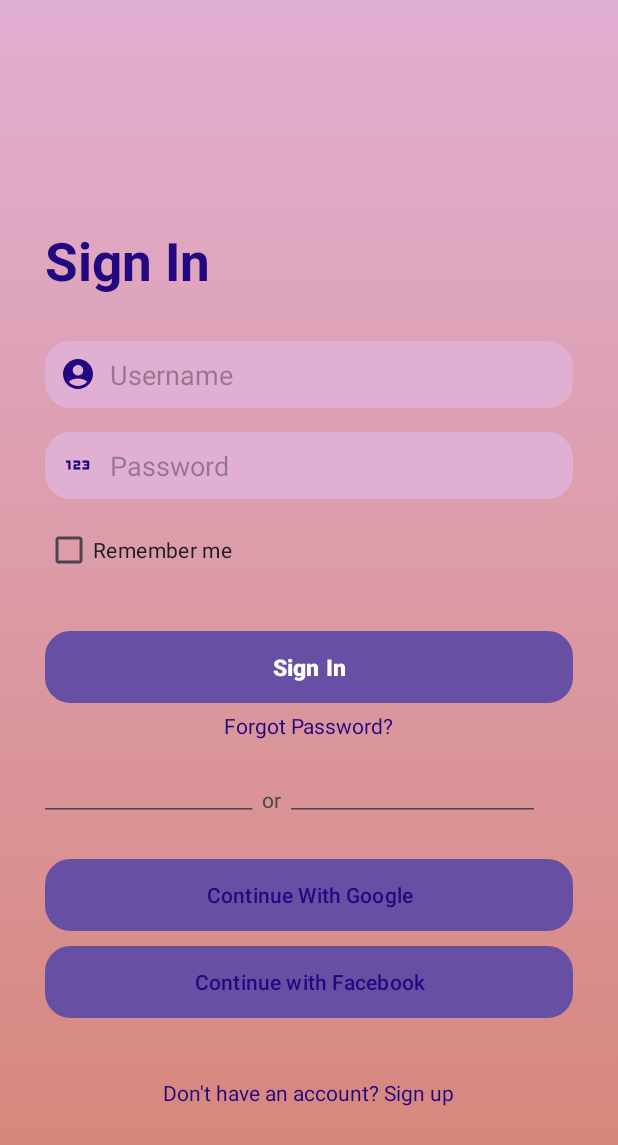
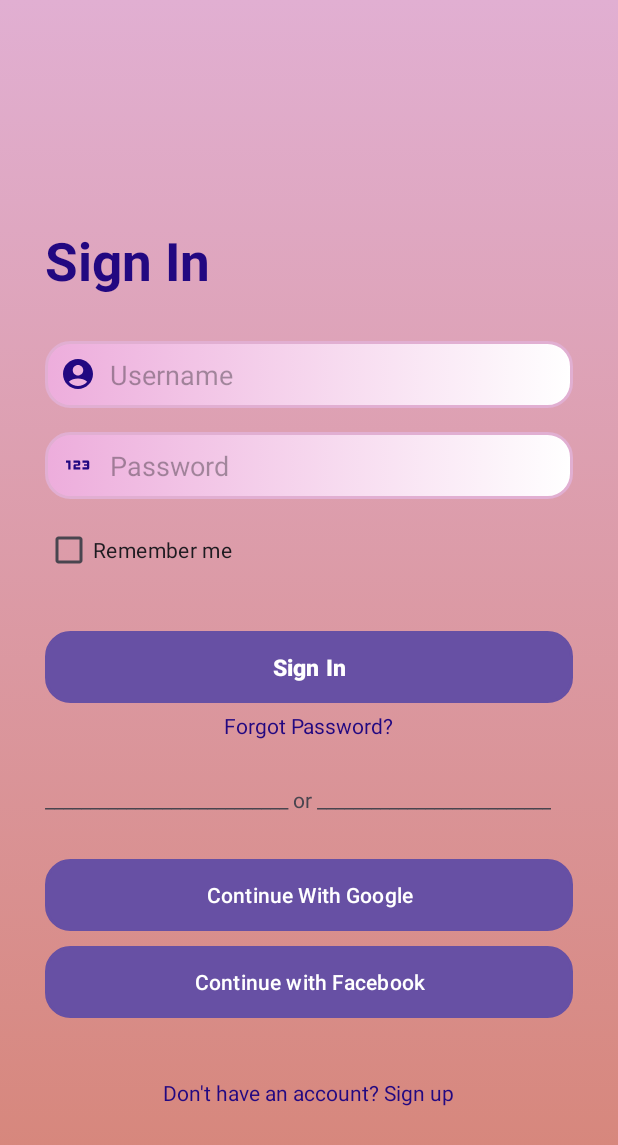
Before and after one commit to Sakshi831/ChatApp, an Android app: the screen it shows after launch (LoginActivity), on a phone screen of 412 x 824 dp. Shown: the top 1145 px of the screen. Run offline under Robolectric (Android 15) with nearby library versions, the phone set to English and light mode, and no system bars.

Commit message:
Design Edittext

```diff
--- a/app/src/main/java/com/example/chatapp/RegisterActivity.java
+++ b/app/src/main/java/com/example/chatapp/RegisterActivity.java
@@ -37,7 +37,7 @@ public class RegisterActivity extends AppCompatActivity {
                 }
                 else if (e2.getText().toString().length()<6)
                 {
-                    e2.setError("Password must be greater than 5 letters");
+                    e2.setError("Password must be greater than 5 character");
                 } else if ((e3.getText().toString().isEmpty())) {
                     e3.setError("Please confirm Password");
                 }
@@ -48,7 +48,7 @@ public class RegisterActivity extends AppCompatActivity {
                     e4.setError("Please Enter the Mobile No");
 
                 } else if (e4.getText().toString().length()<10 || e4.getText().toString().length()>10) {
-                    e4.setError("Mobile no mast be 10 digits");
+                    e4.setError("Mobile no must be 10 digits");
 
                 } else if (e5.getText().toString().isEmpty()) {
                     e5.setError("Enter OTP");
--- a/app/src/main/res/anim/logoanim.xml
+++ b/app/src/main/res/anim/logoanim.xml
@@ -1,7 +1,7 @@
 <?xml version="1.0" encoding="utf-8"?>
 <set xmlns:android="http://schemas.android.com/apk/res/android">
     <alpha
-        android:duration="2000"
+        android:duration="2500"
         android:fromAlpha="0"
         android:toAlpha="1"/>
 
--- a/app/src/main/res/drawable/rounded_edittext.xml
+++ b/app/src/main/res/drawable/rounded_edittext.xml
@@ -6,6 +6,8 @@
             <corners android:radius="16dp" />
             <stroke android:width="2dp"
                 android:color="#E1AFD2"/>
+            <gradient android:startColor="@color/lightpink"
+                android:endColor="@color/white" />
             <padding
                 android:left="10dp"
                 android:top="10dp"
--- a/app/src/main/res/layout/activity_home.xml
+++ b/app/src/main/res/layout/activity_home.xml
@@ -10,7 +10,7 @@
         android:id="@+id/container"
         android:layout_width="match_parent"
         android:layout_height="match_parent"
-        android:layout_marginBottom="?attr/actionBarSize" />
+        android:layout_above="@id/bottomNav"/>
 
     <com.google.android.material.bottomnavigation.BottomNavigationView
         android:layout_width="match_parent"
--- a/app/src/main/res/layout/activity_login.xml
+++ b/app/src/main/res/layout/activity_login.xml
@@ -70,7 +70,7 @@
             <TextView
                 android:layout_width="wrap_content"
                 android:layout_height="wrap_content"
-                android:text="_______________________  or  ___________________________"
+                android:text="___________________________ or __________________________"
                 android:layout_marginTop="30dp"
                 android:layout_marginLeft="30dp"
                 android:layout_marginRight="30dp"/>
@@ -79,8 +79,7 @@
                 android:layout_height="wrap_content"
                 android:text="Continue With Google"
                 android:layout_marginTop="30dp"
-                android:textColor="@color/blue"
-                android:backgroundTint="@color/lightpink"
+                android:textColor="@color/white"
                 android:layout_marginLeft="30dp"
                 android:layout_marginRight="30dp"
                 android:background="@drawable/rounded_edittext"/>
@@ -88,8 +87,7 @@
                 android:layout_width="match_parent"
                 android:text="Continue with Facebook"
                 android:layout_height="wrap_content"
-                android:textColor="@color/blue"
-                android:backgroundTint="@color/lightpink"
+                android:textColor="@color/white"
                 android:layout_marginLeft="30dp"
                 android:layout_marginRight="30dp"
                 android:layout_marginTop="10dp"
--- a/app/src/main/res/layout/activity_register.xml
+++ b/app/src/main/res/layout/activity_register.xml
@@ -11,7 +11,7 @@
     <TextView
         android:layout_width="wrap_content"
         android:layout_height="wrap_content"
-        android:text="Sign Up"
+        android:text="Create new Account"
         android:textColor="@color/blue"
         android:layout_marginTop="100dp"
         android:textSize="35dp"
--- a/app/src/main/res/layout/fragment_calls.xml
+++ b/app/src/main/res/layout/fragment_calls.xml
@@ -4,7 +4,7 @@
     android:layout_width="match_parent"
     android:layout_height="match_parent"
     tools:context=".CallsFragment"
-    android:background="#BF1F1F">
+    android:background="#3EA1EF">
 
     <!-- TODO: Update blank fragment layout -->
     <TextView
--- a/app/src/main/res/layout/fragment_chat.xml
+++ b/app/src/main/res/layout/fragment_chat.xml
@@ -4,7 +4,7 @@
     android:layout_width="match_parent"
     android:layout_height="match_parent"
     tools:context=".ChatFragment"
-    android:background="@color/blue"
+    android:background="@color/lightpink"
     android:orientation="vertical">
 
     <!-- TODO: Update blank fragment layout -->
```
Also changed, not shown: app/src/main/java/com/example/chatapp/HomeActivity.java (+10 -21 lines), app/src/main/res/drawable/google.png (added).
